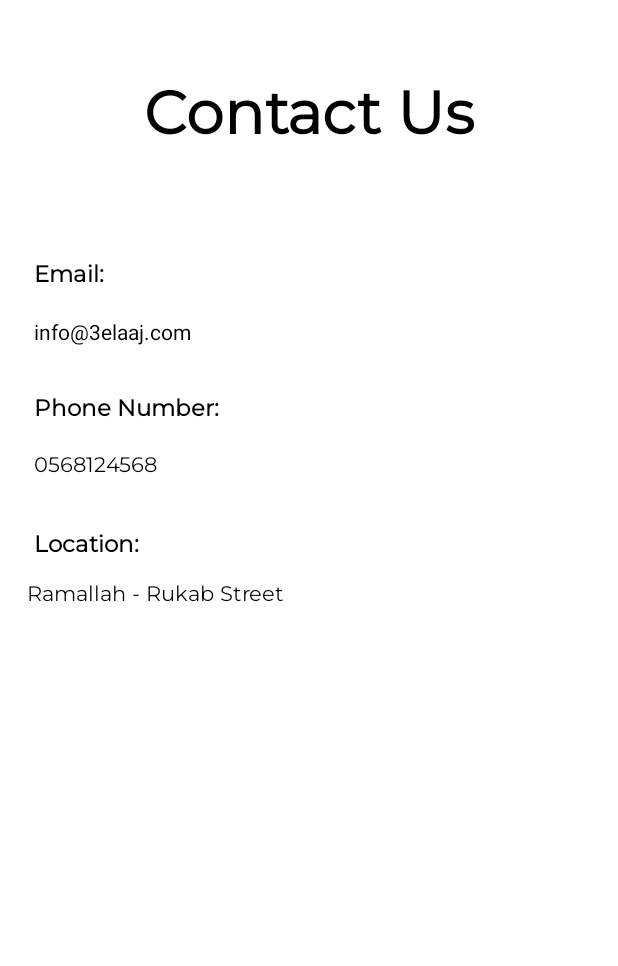
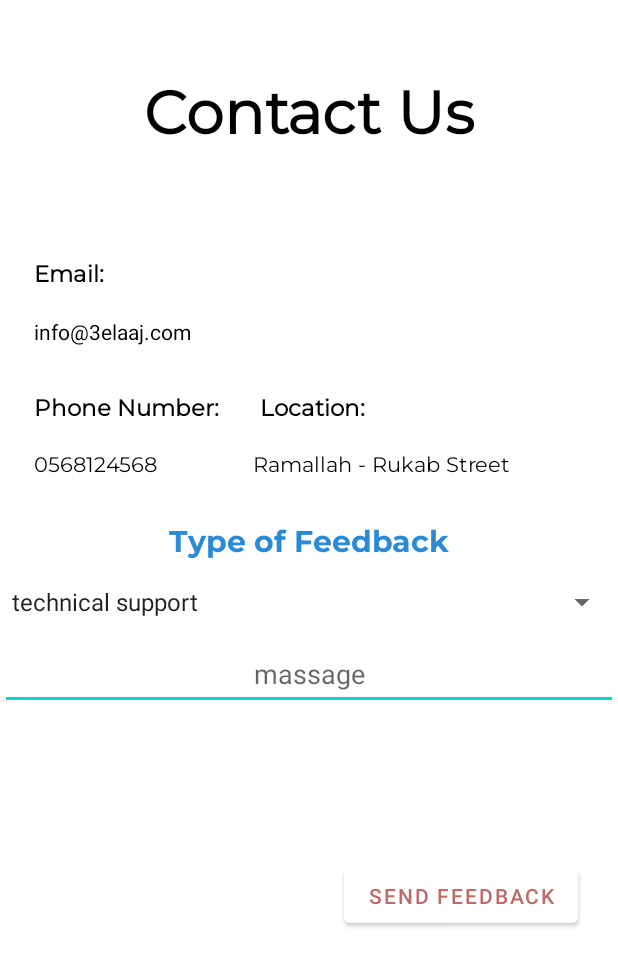
Before and after one commit to IsaacRajab/3elaj, an Android app: the layout activity_contact_us.xml on its own in the app's theme, with its tools: preview values and no code run, on a phone screen of 412 x 824 dp. Shown: the top 966 px of the screen. Run offline under Robolectric (Android 15) with nearby library versions, the phone set to English and light mode, and no system bars.

Commit message:
Contact us with feedback emails

```diff
--- a/app/src/main/java/com/example/a3elaj/ContactUS.java
+++ b/app/src/main/java/com/example/a3elaj/ContactUS.java
@@ -1,8 +1,13 @@
 package com.example.a3elaj;
 
+import android.content.Intent;
+import android.os.Bundle;
+import android.widget.Button;
+import android.widget.Spinner;
+import android.widget.TextView;
+import android.widget.Toast;
+
 import androidx.appcompat.app.AppCompatActivity;
-
-import android.os.Bundle;
 
 public class ContactUS extends AppCompatActivity {
 
@@ -10,5 +15,23 @@ public class ContactUS extends AppCompatActivity {
     protected void onCreate(Bundle savedInstanceState) {
         super.onCreate(savedInstanceState);
         setContentView(R.layout.activity_contact_us);
+        Spinner spinner= findViewById(R.id.feedback);
+        TextView textView =findViewById(R.id.msg);
+        String text = spinner.getSelectedItem().toString();
+        Button btn=findViewById(R.id.send);
+        btn.setOnClickListener(v -> {
+            Intent i =new Intent(Intent.ACTION_SEND);
+            i.setType("message/html");
+            i.putExtra(Intent.EXTRA_EMAIL, "test@test.com");
+            i.putExtra(Intent.EXTRA_SUBJECT,"Feedback From app");
+            i.putExtra(Intent.EXTRA_TEXT,"Feedback type:"+text+"\n Message :"+textView.getText());
+            try {
+                startActivity(Intent.createChooser(i,"Please Select Email"));
+            }catch (android.content.ActivityNotFoundException ex){
+                Toast.makeText(ContactUS.this,"There are no Email Clients",Toast.LENGTH_SHORT).show();
+            }
+        });
+
+
     }
 }
--- a/app/src/main/res/layout/activity_contact_us.xml
+++ b/app/src/main/res/layout/activity_contact_us.xml
@@ -16,7 +16,7 @@
         android:layout_marginTop="20pt"
         android:layout_marginBottom="25pt"
         android:fontFamily="@font/montserrat"
-        android:text="Contact Us"
+        android:text="@string/contact_us"
         android:textColor="@color/black"
         android:textSize="18pt"
         android:textStyle="bold" />
@@ -26,10 +26,10 @@
         android:layout_width="wrap_content"
         android:layout_height="wrap_content"
         android:padding="2pt"
-        android:layout_marginLeft="8pt"
+        android:layout_marginStart="8pt"
         android:layout_marginBottom="3pt"
         android:fontFamily="@font/montserrat"
-        android:text="Email:"
+        android:text="@string/email"
         android:textColor="@color/black"
         android:textSize="7pt"
         android:textStyle="bold"/>
@@ -39,60 +39,117 @@
         android:layout_width="wrap_content"
         android:layout_height="wrap_content"
         android:padding="2pt"
-        android:text="info@3elaaj.com"
-        android:layout_marginLeft="8pt"
+        android:text="@string/info_3elaaj_com"
+        android:layout_marginStart="8pt"
         android:layout_marginBottom="10pt"
         android:textColor="@color/black"
         />
+
+    <TableLayout
+        android:layout_width="match_parent"
+        android:layout_height="wrap_content">
+
+        <TableRow
+            android:layout_width="match_parent"
+            android:layout_height="match_parent">
 
             <TextView
                 android:id="@+id/cUPhone"
                 android:layout_width="wrap_content"
                 android:layout_height="wrap_content"
-        android:padding="2pt"
-        android:text="Phone Number:"
-        android:layout_marginLeft="8pt"
+                android:layout_marginStart="8pt"
                 android:layout_marginBottom="3pt"
                 android:fontFamily="@font/montserrat"
+                android:padding="2pt"
+                android:text="@string/phone_number"
+                android:textColor="@color/black"
                 android:textSize="7pt"
+                android:textStyle="bold" />
+
+            <TextView
+                android:id="@+id/cULocation"
+                android:layout_width="wrap_content"
+                android:layout_height="wrap_content"
+                android:layout_marginStart="8pt"
+                android:layout_marginBottom="3pt"
+                android:fontFamily="@font/montserrat"
+                android:padding="2pt"
+                android:text="@string/location"
                 android:textColor="@color/black"
-        android:textStyle="bold"
-        />
+                android:textSize="7pt"
+                android:textStyle="bold" />
+
+        </TableRow>
+
+        <TableRow
+            android:layout_width="match_parent"
+            android:layout_height="match_parent">
 
             <TextView
                 android:id="@+id/cUPhoneValue"
                 android:layout_width="wrap_content"
                 android:layout_height="wrap_content"
+                android:layout_marginStart="8pt"
+
+                android:layout_marginBottom="10pt"
+                android:fontFamily="@font/montserrat"
                 android:padding="2pt"
-
-        android:text="0568124568"
-        android:fontFamily="@font/montserrat"
-        android:layout_marginLeft="8pt"
-        android:layout_marginBottom="10pt"
-        android:textColor="@color/black"
-        />
-
-    <TextView
-        android:id="@+id/cULocation"
-        android:layout_width="wrap_content"
-        android:layout_height="wrap_content"
-        android:padding="2pt"
-        android:layout_marginLeft="8pt"
-        android:layout_marginBottom="3pt"
-        android:fontFamily="@font/montserrat"
-        android:text="Location:"
-        android:textColor="@color/black"
-        android:textSize="7pt"
-        android:textStyle="bold" />
+                android:text="@string/_0568124568"
+                android:textColor="@color/black" />
 
             <TextView
                 android:id="@+id/cULocationValue"
                 android:layout_width="wrap_content"
                 android:layout_height="wrap_content"
-        android:text="Ramallah - Rukab Street"
+                android:layout_marginStart="8pt"
+                android:layout_marginBottom="10pt"
                 android:fontFamily="@font/montserrat"
-        android:layout_marginLeft="8pt"
-        android:layout_marginBottom="10pt"
-        android:textColor="@color/black"/>
+                android:text="@string/ramallah_rukab_street"
+                android:textColor="@color/black" />
+
+        </TableRow>
+
+    </TableLayout>
+
+    <TextView
+        android:id="@+id/textView3"
+        android:layout_width="match_parent"
+        android:layout_height="wrap_content"
+        android:fontFamily="@font/montserrat_bold"
+        android:gravity="center_horizontal"
+        android:text="@string/type_of_feedback"
+        android:textColor="#2B8AD5"
+        android:textSize="20sp" />
+
+    <Spinner
+        android:id="@+id/feedback"
+        android:layout_width="match_parent"
+        android:layout_height="wrap_content"
+        android:minHeight="48dp"
+        android:textAlignment="gravity"
+        tools:ignore="SpeakableTextPresentCheck"
+        android:entries="@array/Feedback"/>
+
+    <EditText
+        android:id="@+id/msg"
+        android:layout_width="match_parent"
+        android:layout_height="wrap_content"
+        android:layout_gravity="center_horizontal"
+        android:autofillHints=""
+        android:ems="10"
+        android:hint="@string/massage"
+        android:inputType="textPersonName"
+        android:minHeight="48dp"
+        android:textAlignment="center" />
+
+    <Button
+        android:id="@+id/send"
+        android:layout_width="wrap_content"
+        android:layout_height="wrap_content"
+        android:layout_gravity="end"
+        android:layout_marginTop="100dp"
+        android:layout_marginEnd="40px"
+        android:text="Send Feedback"
+        android:textColor="#BD6A6A" />
 
 </androidx.appcompat.widget.LinearLayoutCompat>
--- a/app/src/main/res/values/strings.xml
+++ b/app/src/main/res/values/strings.xml
@@ -18,5 +18,18 @@
     <string name="quantitynum">quantityNum</string>
     <string name="productpricecard">productpricecard</string>
     <string name="productnamecard">productnamecard</string>
+    <string name="phone_number">Phone Number:</string>
+    <string name="info_3elaaj_com">info@3elaaj.com</string>
+    <string name="email">Email:</string>
+    <string name="contact_us">Contact Us</string>
+    <string name="ramallah_rukab_street">Ramallah - Rukab Street</string>
+    <string name="location">Location:</string>
+    <string name="_0568124568">0568124568</string>
+    <string name="type_of_feedback">Type of Feedback</string>
+    <string name="massage">massage</string>
+    <string-array name="Feedback">
+        <item>technical support</item>
+        <item>customer services</item>
+    </string-array>
 
 </resources>
```
Lines whose indentation alone changed are shown as unchanged.
